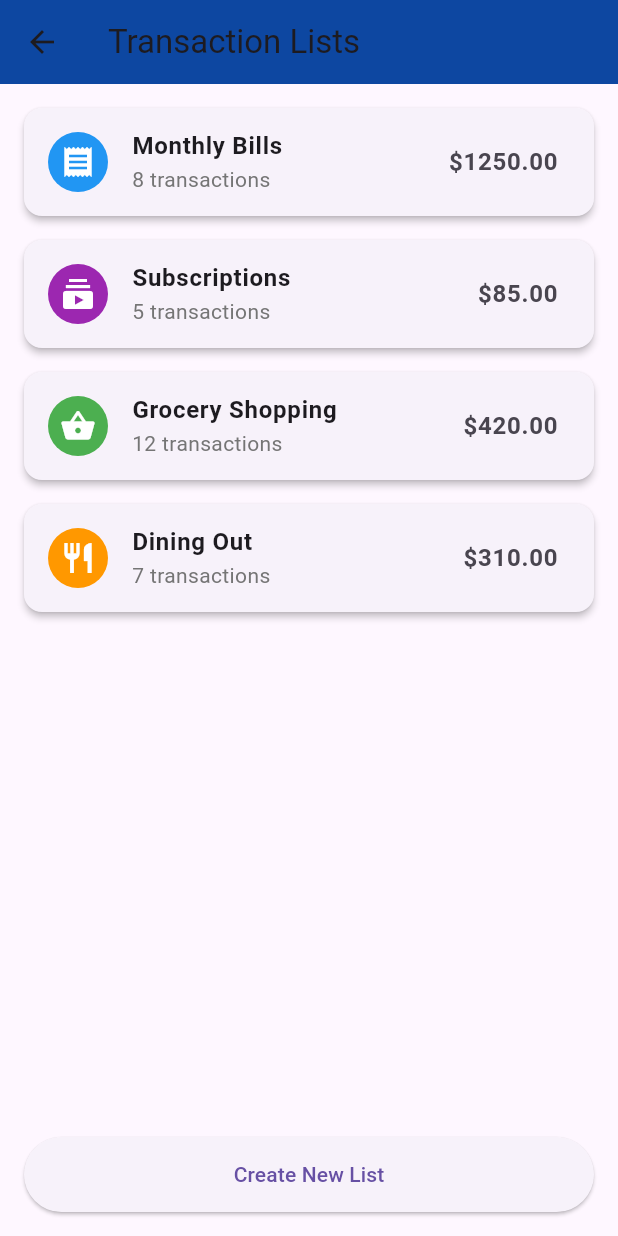
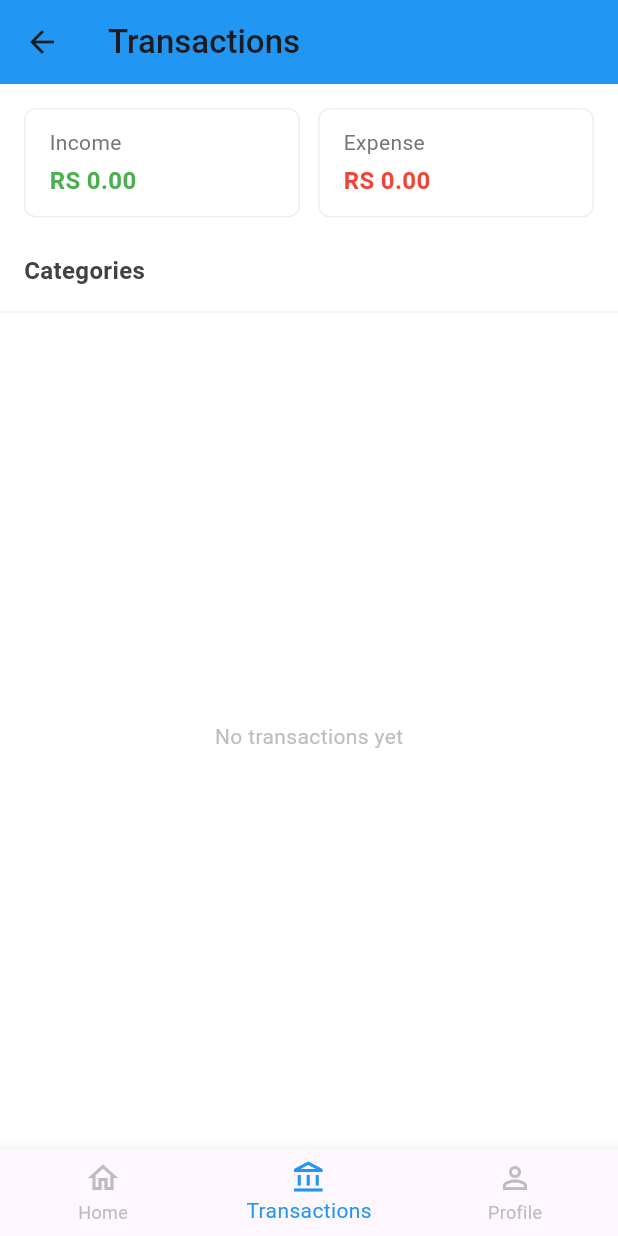
Before and after one commit to MSMTMS786/BudgetPal, a Flutter app: the ListsScreen screen opened directly, on a phone screen of 412 x 824 dp. Run offline on Flutter 3.47's test engine with Material 3 defaults, Android fonts, the phone set to English and light mode, and no system bars; our stand-ins replace fl_chart, get, pdf, share_plus, shared_preferences; accounts and stored records are empty.

```diff
--- a/lib/screen/list_screen.dart
+++ b/lib/screen/list_screen.dart
@@ -1,109 +1,212 @@
-// lists_screen.dart
+import 'package:expense_tracker/controller/transaction_controller.dart';
 import 'package:flutter/material.dart';
+import 'package:get/get.dart';
+import 'package:expense_tracker/model/model.dart';
 
-class ListsScreen extends StatefulWidget {
-  const ListsScreen({Key? key}) : super(key: key);
+class ListsScreen extends StatelessWidget {
+  final TransactionController transactionController = Get.find();
 
-  @override
-  State<ListsScreen> createState() => _ListsScreenState();
-}
-
-class _ListsScreenState extends State<ListsScreen> {
-  final List<Map<String, dynamic>> _transactionLists = [
-    {
-      'name': 'Monthly Bills',
-      'count': 8,
-      'total': 1250.0,
-      'icon': Icons.receipt,
-      'color': Colors.blue,
-    },
-    {
-      'name': 'Subscriptions',
-      'count': 5,
-      'total': 85.0,
-      'icon': Icons.subscriptions,
-      'color': Colors.purple,
-    },
-    {
-      'name': 'Grocery Shopping',
-      'count': 12,
-      'total': 420.0,
-      'icon': Icons.shopping_basket,
-      'color': Colors.green,
-    },
-    {
-      'name': 'Dining Out',
-      'count': 7,
-      'total': 310.0,
-      'icon': Icons.restaurant,
-      'color': Colors.orange,
-    },
-  ];
+  ListsScreen({Key? key}) : super(key: key);
 
   @override
   Widget build(BuildContext context) {
     return Scaffold(
+      backgroundColor: Colors.white,
       appBar: AppBar(
-        title: const Text('Transaction Lists'),
-        backgroundColor: Colors.blue[900],
+        elevation: 0,
+        title: const Text(
+          'Transactions',
+          style: TextStyle(
+            fontWeight: FontWeight.w500,
           ),
-      body: Column(
+        ),
+        backgroundColor: Colors.blue,
+      ),
+      body: Obx(() {
+        final List<Transaction> transactions = transactionController.transactions;
+
+        final Map<String, Map<String, dynamic>> categorizedData = {};
+        double totalIncome = 0.0;
+        double totalExpense = 0.0;
+
+        for (var tx in transactions) {
+          if (!categorizedData.containsKey(tx.category)) {
+            categorizedData[tx.category] = {
+              'count': 0,
+              'total': 0.0,
+              'icon': _getCategoryIcon(tx.category),
+              'color': _getCategoryColor(tx.category),
+            };
+          }
+
+          categorizedData[tx.category]!['count'] += 1;
+          categorizedData[tx.category]!['total'] += tx.amount;
+
+          if (tx.isExpense) {
+            totalExpense += tx.amount;
+          } else {
+            totalIncome += tx.amount;
+          }
+        }
+
+        return Column(
+          children: [
+            // Simple Income/Expense summary
+            Padding(
+              padding: const EdgeInsets.all(16),
+              child: Row(
                 children: [
                   Expanded(
-            child: ListView.builder(
-              padding: const EdgeInsets.all(16),
-              itemCount: _transactionLists.length,
-              itemBuilder: (context, index) {
-                final list = _transactionLists[index];
-                return Card(
-                  elevation: 2,
-                  margin: const EdgeInsets.only(bottom: 16),
-                  child: ListTile(
-                    onTap: () {
-                      // Navigate to list details
-                    },
-                    leading: CircleAvatar(
-                      backgroundColor: list['color'],
-                      child: Icon(
-                        list['icon'],
-                        color: Colors.white,
+                    child: _buildSummaryCard('Income', totalIncome, Colors.green),
+                  ),
+                  const SizedBox(width: 12),
+                  Expanded(
+                    child: _buildSummaryCard('Expense', totalExpense, Colors.red),
+                  ),
+                ],
               ),
             ),
-                    title: Text(
-                      list['name'],
-                      style: const TextStyle(
+
+            // Categories heading
+            Padding(
+              padding: const EdgeInsets.fromLTRB(16, 8, 16, 8),
+              child: Align(
+                alignment: Alignment.centerLeft,
+                child: Text(
+                  'Categories',
+                  style: TextStyle(
+                    fontSize: 16,
                     fontWeight: FontWeight.bold,
-                        fontSize: 16,
+                    color: Colors.grey[800],
                   ),
                 ),
-                    subtitle: Text(
-                      '${list['count']} transactions',
+              ),
+            ),
+
+            // Divider
+            Divider(color: Colors.grey[200]),
+
+            // Categories list
+            Expanded(
+              child: categorizedData.isEmpty
+                  ? Center(
+                      child: Text(
+                        'No transactions yet',
+                        style: TextStyle(
+                          color: Colors.grey[400],
+                        ),
+                      ),
+                    )
+                  : ListView.separated(
+                      padding: const EdgeInsets.all(16),
+                      itemCount: categorizedData.length,
+                      separatorBuilder: (context, index) => Divider(
+                        height: 1,
+                        color: Colors.grey[200],
+                      ),
+                      itemBuilder: (context, index) {
+                        final category = categorizedData.keys.elementAt(index);
+                        final data = categorizedData[category]!;
+
+                        return Padding(
+                          padding: const EdgeInsets.symmetric(vertical: 12),
+                          child: Row(
+                            children: [
+                              CircleAvatar(
+                                radius: 20,
+                                backgroundColor: data['color'].withOpacity(0.1),
+                                child: Icon(
+                                  data['icon'],
+                                  color: data['color'],
+                                  size: 20,
+                                ),
+                              ),
+                              const SizedBox(width: 16),
+                              Expanded(
+                                child: Column(
+                                  crossAxisAlignment: CrossAxisAlignment.start,
+                                  children: [
+                                    Text(
+                                      category,
+                                      style: const TextStyle(
+                                        fontWeight: FontWeight.w500,
+                                        fontSize: 15,
+                                      ),
+                                    ),
+                                    Text(
+                                      '${data['count']} transactions',
                                       style: TextStyle(
                                         color: Colors.grey[600],
+                                        fontSize: 13,
                                       ),
                                     ),
-                    trailing: Text(
-                      '\$${list['total'].toStringAsFixed(2)}',
-                      style: const TextStyle(
-                        fontWeight: FontWeight.bold,
-                        fontSize: 16,
+                                  ],
                                 ),
                               ),
+                              Text(
+                                'RS ${data['total'].toStringAsFixed(2)}',
+                                style: TextStyle(
+                                  fontWeight: FontWeight.w600,
+                                  fontSize: 15,
+                                  color: Colors.grey[800],
+                                ),
+                              ),
+                            ],
                           ),
                         );
                       },
                     ),
             ),
-          Padding(
-            padding: const EdgeInsets.all(16),
-            child: ElevatedButton(
-              onPressed: () {
-                _showCreateListDialog();
-              },
-              style: ElevatedButton.styleFrom(
-                minimumSize: const Size(double.infinity, 50),
+          ],
+        );
+      }),
+      bottomNavigationBar: BottomNavigationBar(
+        selectedItemColor: Colors.blue,
+        unselectedItemColor: Colors.grey[400],
+        currentIndex: 1,
+        items: const [
+          BottomNavigationBarItem(
+            icon: Icon(Icons.home_outlined),
+            label: 'Home',
           ),
-              child: const Text('Create New List'),
+          BottomNavigationBarItem(
+            icon: Icon(Icons.account_balance_outlined),
+            label: 'Transactions',
+          ),
+          BottomNavigationBarItem(
+            icon: Icon(Icons.person_outline),
+            label: 'Profile',
+          ),
+        ],
+      ),
+    );
+  }
+
+  Widget _buildSummaryCard(String title, double amount, Color color) {
+    return Container(
+      padding: const EdgeInsets.symmetric(vertical: 12, horizontal: 16),
+      decoration: BoxDecoration(
+        color: Colors.white,
+        borderRadius: BorderRadius.circular(8),
+        border: Border.all(color: Colors.grey[200]!),
+      ),
+      child: Column(
+        crossAxisAlignment: CrossAxisAlignment.start,
+        children: [
+          Text(
+            title,
+            style: TextStyle(
+              color: Colors.grey[600],
+              fontSize: 14,
+            ),
+          ),
+          const SizedBox(height: 4),
+          Text(
+            'RS ${amount.toStringAsFixed(2)}',
+            style: TextStyle(
+              fontWeight: FontWeight.bold,
+              fontSize: 16,
+              color: color,
             ),
           ),
         ],
@@ -111,44 +214,41 @@ class _ListsScreenState extends State<ListsScreen> {
     );
   }
 
-  void _showCreateListDialog() {
-    final TextEditingController nameController = TextEditingController();
-
-    showDialog(
-      context: context,
-      builder: (context) => AlertDialog(
-        title: const Text('Create New List'),
-        content: TextField(
-          controller: nameController,
-          decoration: const InputDecoration(
-            labelText: 'List Name',
-            border: OutlineInputBorder(),
-          ),
-        ),
-        actions: [
-          TextButton(
-            onPressed: () => Navigator.pop(context),
-            child: const Text('Cancel'),
-          ),
-          ElevatedButton(
-            onPressed: () {
-              if (nameController.text.isNotEmpty) {
-                setState(() {
-                  _transactionLists.add({
-                    'name': nameController.text,
-                    'count': 0,
-                    'total': 0.0,
-                    'icon': Icons.list,
-                    'color': Colors.primaries[_transactionLists.length % Colors.primaries.length],
-                  });
-                });
-                Navigator.pop(context);
-              }
-            },
-            child: const Text('Create'),
-          ),
-        ],
-      ),
-    );
+  IconData _getCategoryIcon(String category) {
+    switch (category.toLowerCase()) {
+      case 'monthly bills':
+        return Icons.receipt_outlined;
+      case 'subscriptions':
+        return Icons.subscriptions_outlined;
+      case 'grocery shopping':
+        return Icons.shopping_basket_outlined;
+      case 'dining out':
+        return Icons.restaurant_outlined;
+      case 'salary':
+        return Icons.account_balance_wallet_outlined;
+      case 'transport':
+        return Icons.directions_car_outlined;
+      default:
+        return Icons.category_outlined;
     }
   }
+
+  Color _getCategoryColor(String category) {
+    switch (category.toLowerCase()) {
+      case 'monthly bills':
+        return Colors.blue;
+      case 'subscriptions':
+        return Colors.purple;
+      case 'grocery shopping':
+        return Colors.green;
+      case 'dining out':
+        return Colors.orange;
+      case 'salary':
+        return Colors.teal;
+      case 'transport':
+        return Colors.amber;
+      default:
+        return Colors.blueGrey;
+    }
+  }
+}
```
Lines whose indentation alone changed are shown as unchanged.
